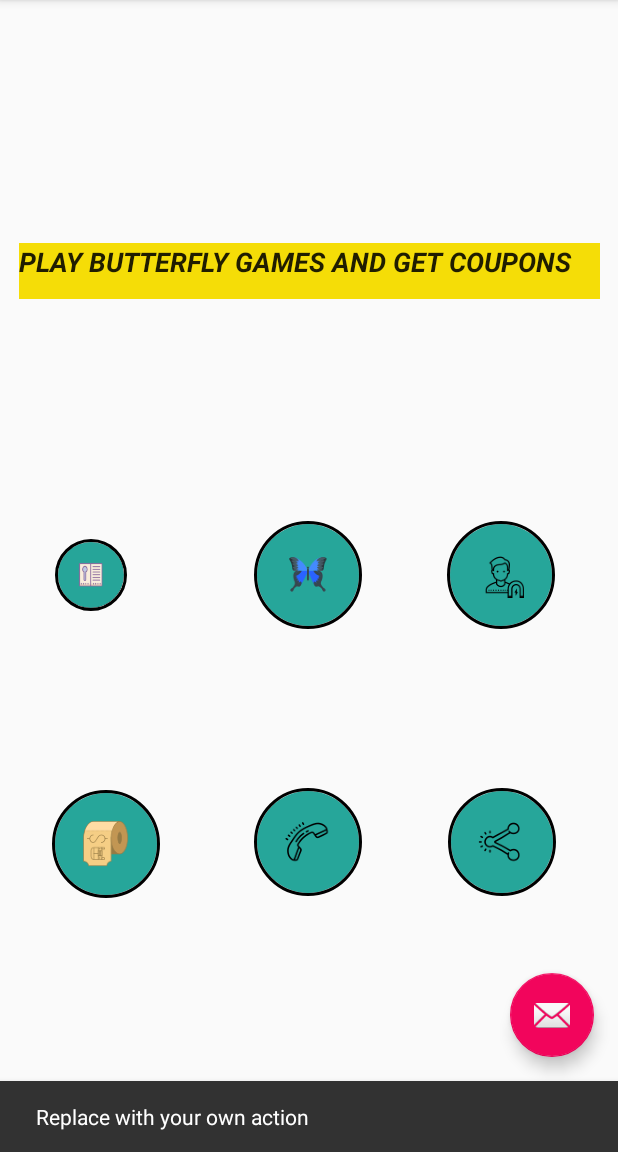
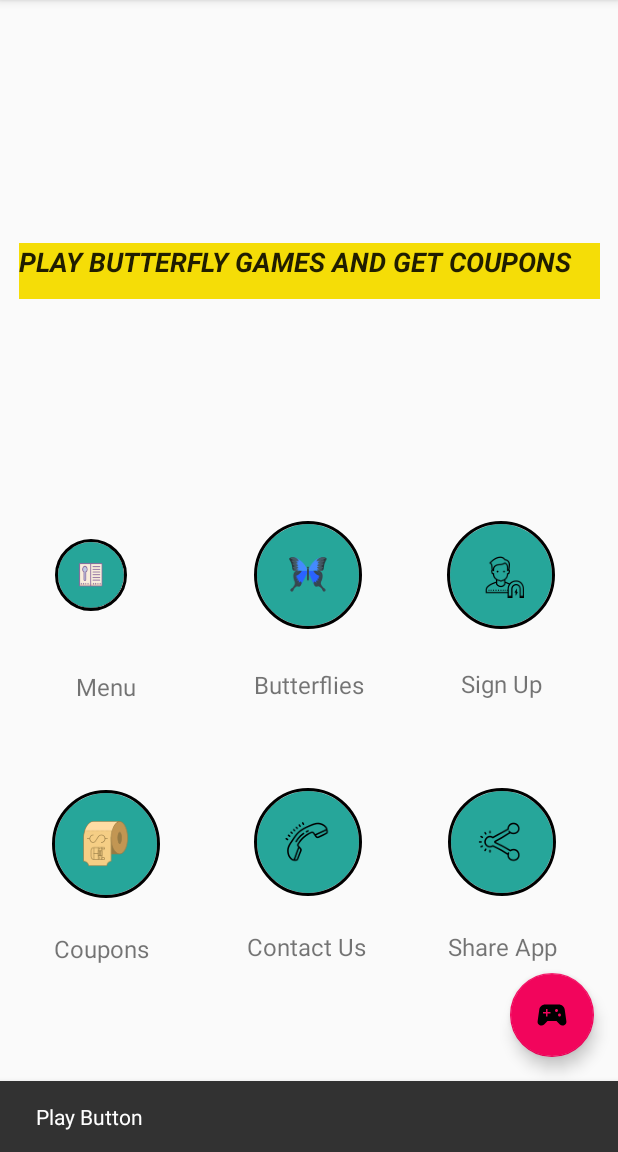
Before and after one commit to ShaGodG/TheButterflyCorner3, an Android app: the screen it shows after launch (MainActivity), after a tap on an icon or button, on a phone screen of 412 x 824 dp, the part 84-1236 px from its top. Run offline under Robolectric (Android 15) with nearby library versions, the phone set to English and light mode, and no system bars; our stand-ins replace CircleImageView.

Commit message:
floating action button changed

```diff
--- a/app/src/main/java/com/tbg/www/thebutterflycorner/MainActivity.java
+++ b/app/src/main/java/com/tbg/www/thebutterflycorner/MainActivity.java
@@ -30,7 +30,7 @@ public class MainActivity extends AppCompatActivity
         fab.setOnClickListener(new View.OnClickListener() {
             @Override
             public void onClick(View view) {
-                Snackbar.make(view, "Replace with your own action", Snackbar.LENGTH_LONG)
+                Snackbar.make(view, "Play Button", Snackbar.LENGTH_LONG)
                         .setAction("Action", null).show();
             }
         });
--- /dev/null
+++ b/app/src/main/res/drawable/ic_24px.xml
@@ -0,0 +1,9 @@
+<vector xmlns:android="http://schemas.android.com/apk/res/android"
+    android:width="24dp"
+    android:height="24dp"
+    android:viewportWidth="24"
+    android:viewportHeight="24">
+  <path
+      android:fillColor="#FF000000"
+      android:pathData="M21.58,16.09l-1.09,-7.66C20.21,6.46 18.52,5 16.53,5H7.47C5.48,5 3.79,6.46 3.51,8.43l-1.09,7.66C2.2,17.63 3.39,19 4.94,19h0c0.68,0 1.32,-0.27 1.8,-0.75L9,16h6l2.25,2.25c0.48,0.48 1.13,0.75 1.8,0.75h0C20.61,19 21.8,17.63 21.58,16.09zM11,11H9v2H8v-2H6v-1h2V8h1v2h2V11zM15,10c-0.55,0 -1,-0.45 -1,-1c0,-0.55 0.45,-1 1,-1s1,0.45 1,1C16,9.55 15.55,10 15,10zM17,13c-0.55,0 -1,-0.45 -1,-1c0,-0.55 0.45,-1 1,-1s1,0.45 1,1C18,12.55 17.55,13 17,13z"/>
+</vector>
--- a/app/src/main/res/layout/app_bar_main.xml
+++ b/app/src/main/res/layout/app_bar_main.xml
@@ -30,6 +30,6 @@
         android:layout_height="wrap_content"
         android:layout_gravity="bottom|end"
         android:layout_margin="@dimen/fab_margin"
-        app:srcCompat="@android:drawable/ic_dialog_email" />
+        app:srcCompat="@drawable/ic_24px" />
 
 </android.support.design.widget.CoordinatorLayout>
--- a/app/src/main/res/layout/content_main.xml
+++ b/app/src/main/res/layout/content_main.xml
@@ -131,4 +131,81 @@
         android:clickable="true"
         android:focusable="true"/>
 
+    <TextView
+        android:id="@+id/textView129"
+        android:layout_width="wrap_content"
+        android:layout_height="wrap_content"
+        android:text="Menu"
+        android:textSize="16sp"
+        app:layout_constraintBottom_toBottomOf="parent"
+        app:layout_constraintEnd_toEndOf="parent"
+        app:layout_constraintHorizontal_bias="0.137"
+        app:layout_constraintStart_toStartOf="parent"
+        app:layout_constraintTop_toTopOf="parent"
+        app:layout_constraintVertical_bias="0.599" />
+
+    <TextView
+        android:id="@+id/textView130"
+        android:layout_width="wrap_content"
+        android:layout_height="wrap_content"
+        android:text="Butterflies"
+        android:textSize="16sp"
+        app:layout_constraintBottom_toBottomOf="parent"
+        app:layout_constraintEnd_toEndOf="parent"
+        app:layout_constraintStart_toStartOf="parent"
+        app:layout_constraintTop_toTopOf="parent"
+        app:layout_constraintVertical_bias="0.597" />
+
+    <TextView
+        android:id="@+id/textView131"
+        android:layout_width="wrap_content"
+        android:layout_height="wrap_content"
+        android:text="Sign Up"
+        android:textSize="16sp"
+        app:layout_constraintBottom_toBottomOf="parent"
+        app:layout_constraintEnd_toEndOf="parent"
+        app:layout_constraintHorizontal_bias="0.859"
+        app:layout_constraintStart_toStartOf="parent"
+        app:layout_constraintTop_toTopOf="parent"
+        app:layout_constraintVertical_bias="0.596" />
+
+    <TextView
+        android:id="@+id/textView132"
+        android:layout_width="wrap_content"
+        android:layout_height="wrap_content"
+        android:text="Coupons"
+        android:textSize="16sp"
+        app:layout_constraintBottom_toBottomOf="parent"
+        app:layout_constraintEnd_toEndOf="parent"
+        app:layout_constraintHorizontal_bias="0.103"
+        app:layout_constraintStart_toStartOf="parent"
+        app:layout_constraintTop_toTopOf="parent"
+        app:layout_constraintVertical_bias="0.833" />
+
+    <TextView
+        android:id="@+id/textView133"
+        android:layout_width="wrap_content"
+        android:layout_height="wrap_content"
+        android:text="@string/title_activity_contact_us"
+        android:textSize="16sp"
+        app:layout_constraintBottom_toBottomOf="parent"
+        app:layout_constraintEnd_toEndOf="parent"
+        app:layout_constraintHorizontal_bias="0.495"
+        app:layout_constraintStart_toStartOf="parent"
+        app:layout_constraintTop_toTopOf="parent"
+        app:layout_constraintVertical_bias="0.831" />
+
+    <TextView
+        android:id="@+id/textView134"
+        android:layout_width="wrap_content"
+        android:layout_height="wrap_content"
+        android:text="Share App"
+        android:textSize="16sp"
+        app:layout_constraintBottom_toBottomOf="parent"
+        app:layout_constraintEnd_toEndOf="parent"
+        app:layout_constraintHorizontal_bias="0.881"
+        app:layout_constraintStart_toStartOf="parent"
+        app:layout_constraintTop_toTopOf="parent"
+        app:layout_constraintVertical_bias="0.831" />
+
 </android.support.constraint.ConstraintLayout>
```
Also changed, not shown: app/src/main/res/layout/content_butterfly_db.xml (+87 -87 lines).
